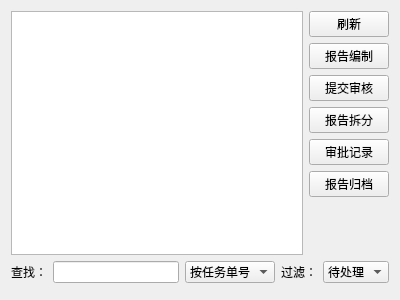
Before: the Qt Designer form src/TaskSheetManager/reportmanagerui.ui in hcc01/ELIMS, drawn with Qt 5.
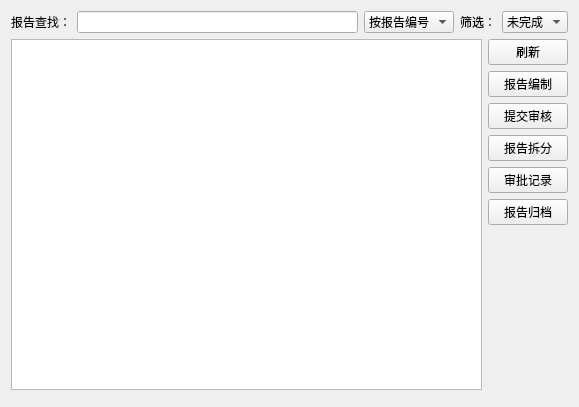
After: the same form once the commit is applied. Custom widgets are drawn as their Qt base class.

```diff
--- a/src/TaskSheetManager/reportmanagerui.ui
+++ b/src/TaskSheetManager/reportmanagerui.ui
@@ -6,14 +6,83 @@
    <rect>
     <x>0</x>
     <y>0</y>
-    <width>400</width>
-    <height>300</height>
+    <width>579</width>
+    <height>407</height>
    </rect>
   </property>
   <property name="windowTitle">
    <string>Form</string>
   </property>
   <layout class="QVBoxLayout" name="verticalLayout">
+   <item>
+    <layout class="QHBoxLayout" name="horizontalLayout_2">
+     <item>
+      <widget class="QLabel" name="label_2">
+       <property name="text">
+        <string>报告查找：</string>
+       </property>
+      </widget>
+     </item>
+     <item>
+      <widget class="QLineEdit" name="searchEdit"/>
+     </item>
+     <item>
+      <widget class="QComboBox" name="searchTypeBox">
+       <item>
+        <property name="text">
+         <string>按报告编号</string>
+        </property>
+       </item>
+       <item>
+        <property name="text">
+         <string>按任务单号</string>
+        </property>
+       </item>
+       <item>
+        <property name="text">
+         <string>按委托单位</string>
+        </property>
+       </item>
+       <item>
+        <property name="text">
+         <string>按受检单位</string>
+        </property>
+       </item>
+       <item>
+        <property name="text">
+         <string>按项目名称</string>
+        </property>
+       </item>
+      </widget>
+     </item>
+     <item>
+      <widget class="QLabel" name="label">
+       <property name="text">
+        <string>筛选：</string>
+       </property>
+      </widget>
+     </item>
+     <item>
+      <widget class="QComboBox" name="sortTypeBox">
+       <item>
+        <property name="text">
+         <string>未完成</string>
+        </property>
+       </item>
+       <item>
+        <property name="text">
+         <string>待归档</string>
+        </property>
+       </item>
+       <item>
+        <property name="text">
+         <string>已归档</string>
+        </property>
+       </item>
+      </widget>
+     </item>
+    </layout>
+   </item>
    <item>
     <layout class="QHBoxLayout" name="horizontalLayout_3">
      <item>
@@ -80,75 +149,6 @@
      </item>
     </layout>
    </item>
-   <item>
-    <layout class="QHBoxLayout" name="horizontalLayout_2">
-     <item>
-      <widget class="QLabel" name="label_2">
-       <property name="text">
-        <string>查找：</string>
-       </property>
-      </widget>
-     </item>
-     <item>
-      <widget class="QLineEdit" name="lineEdit"/>
-     </item>
-     <item>
-      <widget class="QComboBox" name="comboBox_3">
-       <item>
-        <property name="text">
-         <string>按任务单号</string>
-        </property>
-       </item>
-       <item>
-        <property name="text">
-         <string>按委托单位</string>
-        </property>
-       </item>
-       <item>
-        <property name="text">
-         <string>按受检单位</string>
-        </property>
-       </item>
-       <item>
-        <property name="text">
-         <string>按项目名称</string>
-        </property>
-       </item>
-      </widget>
-     </item>
-     <item>
-      <widget class="QLabel" name="label">
-       <property name="text">
-        <string>过滤：</string>
-       </property>
-      </widget>
-     </item>
-     <item>
-      <widget class="QComboBox" name="comboBox_2">
-       <item>
-        <property name="text">
-         <string>待处理</string>
-        </property>
-       </item>
-       <item>
-        <property name="text">
-         <string>未完成</string>
-        </property>
-       </item>
-       <item>
-        <property name="text">
-         <string>已完成</string>
-        </property>
-       </item>
-       <item>
-        <property name="text">
-         <string>全部</string>
-        </property>
-       </item>
-      </widget>
-     </item>
-    </layout>
-   </item>
    <item>
     <widget class="SqlPageControleUI" name="pageCtrl" native="true"/>
    </item>
```
Left out of the diff: 2 changed lines with no effect on the pictures.
